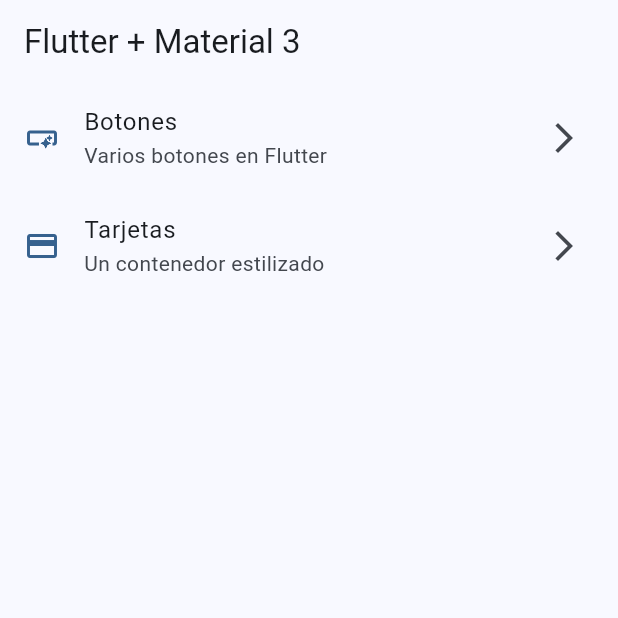
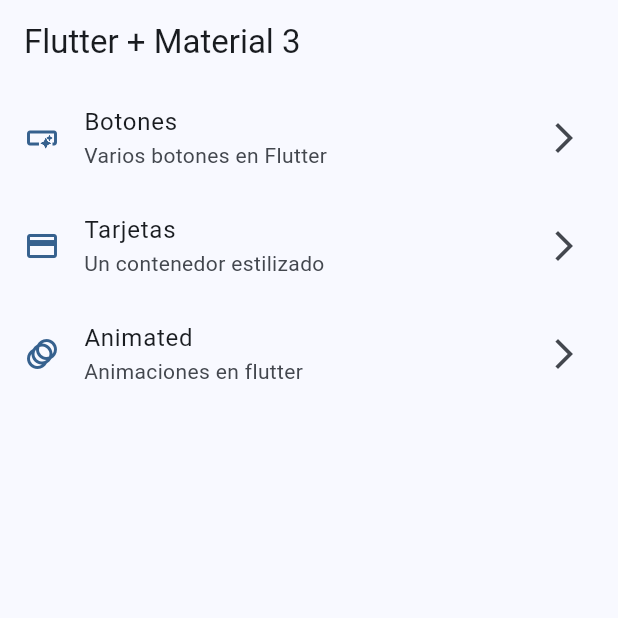
Before and after one commit to bycris13/widgets_app, a Flutter app: the screen it shows after launch, on a phone screen of 412 x 824 dp, the top half of it. Run offline on Flutter 3.47's test engine with Material 3 defaults, Android fonts, the phone set to English and light mode, and no system bars; our stand-ins replace go_router.

Commit message:
files from all screens

```diff
--- a/lib/config/menu/menu_items.dart
+++ b/lib/config/menu/menu_items.dart
@@ -27,4 +27,10 @@ const appMenuItems = <MenuItems>[
     link: '/cards',
     icon: Icons.credit_card,
   ),
+  MenuItems(
+    titel: 'Animated',
+    subTitel: 'Animaciones en flutter',
+    link: '/animated',
+    icon: Icons.animation,
+  ),
 ];
--- a/lib/config/router/app_router.dart
+++ b/lib/config/router/app_router.dart
@@ -19,5 +19,10 @@ final appRouter = GoRouter(
       name: CardsScreen.name,
       builder: (context, state) => CardsScreen(),
     ),
+    GoRoute(
+      path: '/animated',
+      name: AnimatedScreen.name,
+      builder: (context, state) => AnimatedScreen(),
+    ),
   ],
 );
--- /dev/null
+++ b/lib/presentation/screens/animated/animated_screen.dart
@@ -0,0 +1,11 @@
+import 'package:flutter/material.dart';
+
+class AnimatedScreen extends StatelessWidget {
+  static const name = 'animated_screen';
+  const AnimatedScreen({super.key});
+
+  @override
+  Widget build(BuildContext context) {
+    return Scaffold(appBar: AppBar(title: Text('Animated Screen')));
+  }
+}
--- a/lib/presentation/screens/screens.dart
+++ b/lib/presentation/screens/screens.dart
@@ -1,3 +1,9 @@
+export 'package:widgets_app/presentation/screens/animated/animated_screen.dart';
+export 'package:widgets_app/presentation/screens/app_tutorial/app_tutorial_screen.dart';
 export 'package:widgets_app/presentation/screens/buttons/buttons_screen.dart';
 export 'package:widgets_app/presentation/screens/cards/cards_screen.dart';
 export 'package:widgets_app/presentation/screens/home/home_screen.dart';
+export 'package:widgets_app/presentation/screens/infinite_scroll/inifinite_scroll_screen.dart';
+export 'package:widgets_app/presentation/screens/progress/progress_screen.dart';
+export 'package:widgets_app/presentation/screens/snackbar/snackbar_screen.dart';
+export 'package:widgets_app/presentation/screens/ui_controls/ui_controls_screen.dart';
```
Also changed, not shown: lib/presentation/screens/app_tutorial/app_tutorial_screen.dart (added, +11 -0 lines), lib/presentation/screens/infinite_scroll/inifinite_scroll_screen.dart (added, +11 -0 lines), lib/presentation/screens/progress/progress_screen.dart (added, +11 -0 lines), lib/presentation/screens/snackbar/snackbar_screen.dart (added, +11 -0 lines), lib/presentation/screens/ui_controls/ui_controls_screen.dart (added, +11 -0 lines).
